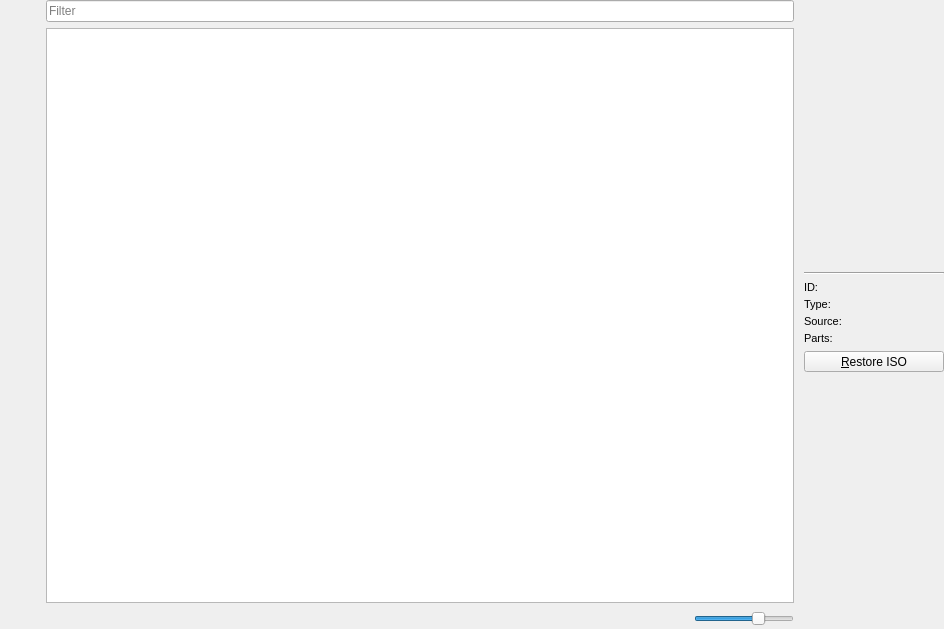
First picture: the form in src/OplPcTools/UI/GameCollectionActivity.ui, repository brainstream/OPL-PC-Tools, before the edit.
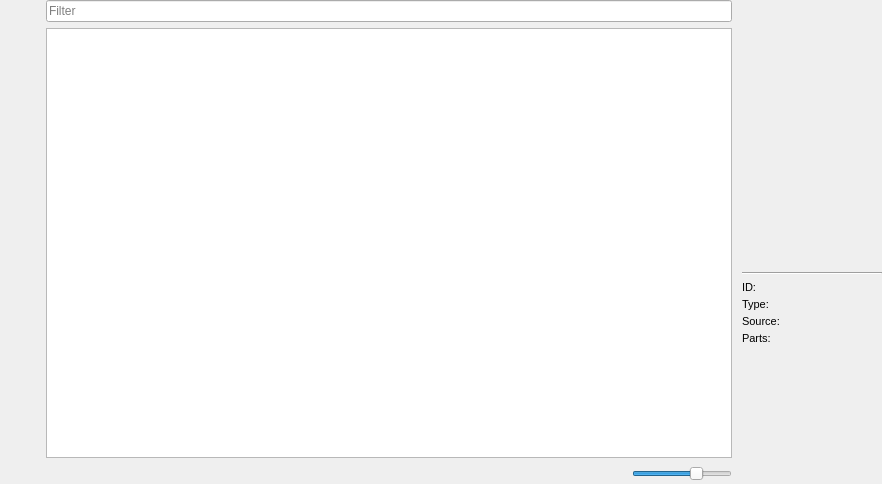
Second picture: the form after the edit. Icons and pictures are not drawn.

Commit message: The "Retore ISO" action moved to the left toolbar

What changed in the file:
```diff
--- a/src/OplPcTools/UI/GameCollectionActivity.ui
+++ b/src/OplPcTools/UI/GameCollectionActivity.ui
@@ -6,8 +6,8 @@
    <rect>
     <x>0</x>
     <y>0</y>
-    <width>944</width>
-    <height>629</height>
+    <width>882</width>
+    <height>484</height>
    </rect>
   </property>
   <property name="windowTitle">
@@ -97,6 +97,31 @@
         </property>
        </widget>
       </item>
+      <item>
+       <widget class="QToolButton" name="mp_btn_install">
+        <property name="sizePolicy">
+         <sizepolicy hsizetype="Expanding" vsizetype="Preferred">
+          <horstretch>0</horstretch>
+          <verstretch>0</verstretch>
+         </sizepolicy>
+        </property>
+        <property name="text">
+         <string notr="true"/>
+        </property>
+        <property name="iconSize">
+         <size>
+          <width>32</width>
+          <height>32</height>
+         </size>
+        </property>
+        <property name="toolButtonStyle">
+         <enum>Qt::ToolButtonTextUnderIcon</enum>
+        </property>
+        <property name="autoRaise">
+         <bool>true</bool>
+        </property>
+       </widget>
+      </item>
       <item>
        <spacer name="mp_spacer_3">
         <property name="orientation">
@@ -188,31 +213,6 @@
         </property>
        </widget>
       </item>
-      <item>
-       <widget class="QToolButton" name="mp_btn_install">
-        <property name="sizePolicy">
-         <sizepolicy hsizetype="Expanding" vsizetype="Preferred">
-          <horstretch>0</horstretch>
-          <verstretch>0</verstretch>
-         </sizepolicy>
-        </property>
-        <property name="text">
-         <string notr="true"/>
-        </property>
-        <property name="iconSize">
-         <size>
-          <width>32</width>
-          <height>32</height>
-         </size>
-        </property>
-        <property name="toolButtonStyle">
-         <enum>Qt::ToolButtonTextUnderIcon</enum>
-        </property>
-        <property name="autoRaise">
-         <bool>true</bool>
-        </property>
-       </widget>
-      </item>
       <item>
        <spacer name="mp_spacer_2">
         <property name="orientation">
@@ -591,26 +591,6 @@
            </layout>
           </widget>
          </item>
-         <item>
-          <widget class="QToolButton" name="mp_btn_restore_iso">
-           <property name="sizePolicy">
-            <sizepolicy hsizetype="Preferred" vsizetype="Fixed">
-             <horstretch>0</horstretch>
-             <verstretch>0</verstretch>
-            </sizepolicy>
-           </property>
-           <property name="text">
-            <string>&amp;Restore ISO</string>
-           </property>
-           <property name="icon">
-            <iconset theme="edit-undo" resource="../Resources/Resources.qrc">
-             <normaloff>:/icons/edit-undo</normaloff>:/icons/edit-undo</iconset>
-           </property>
-           <property name="toolButtonStyle">
-            <enum>Qt::ToolButtonTextBesideIcon</enum>
-           </property>
-          </widget>
-         </item>
          <item>
           <spacer name="mp_verticalSpacer">
            <property name="orientation">
```
Left out of the diff: 55 changed lines with no effect on the pictures. The commit also changes 2 other files.
